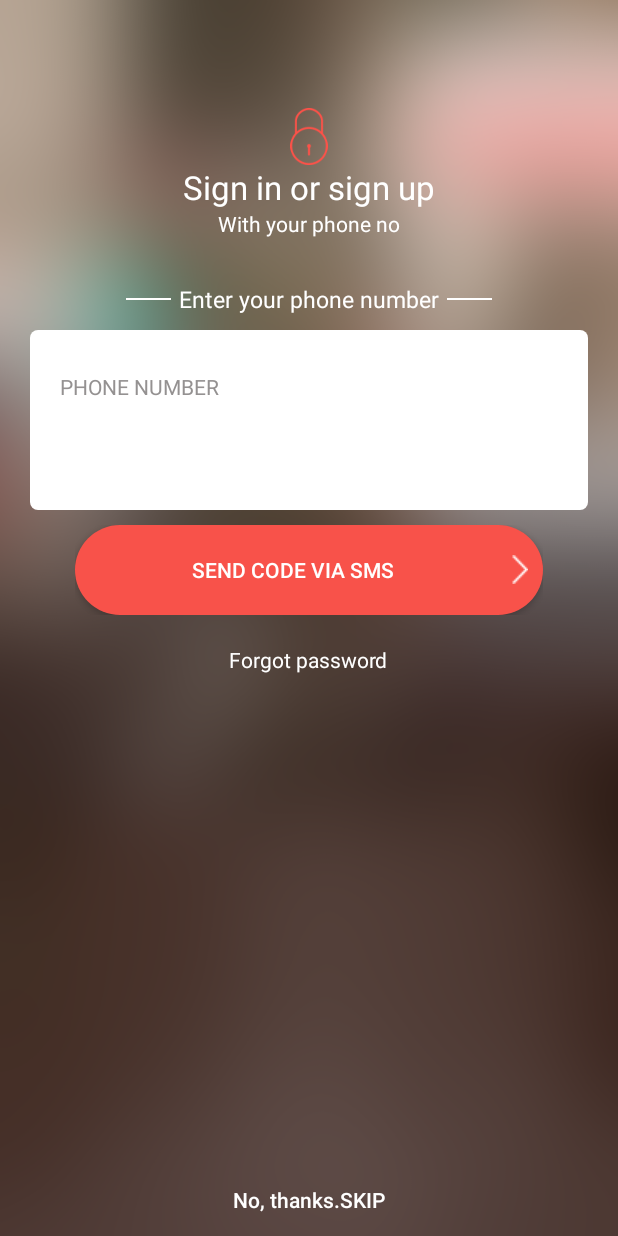
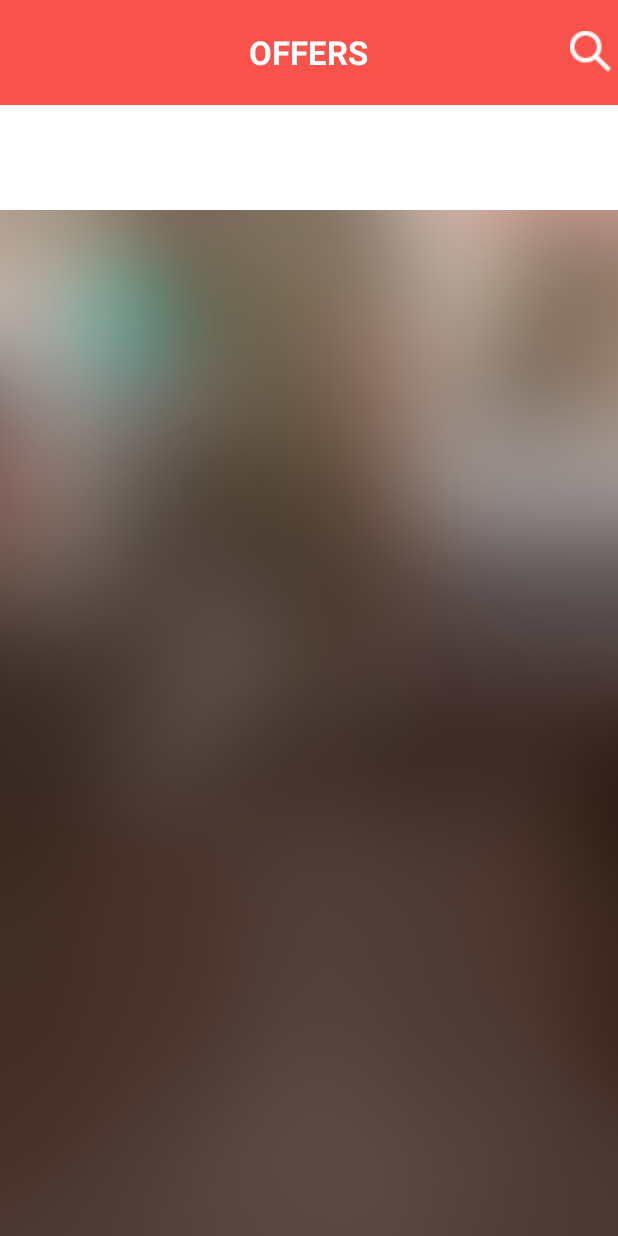
Before and after one commit to laurmihai/Demo, an Android app: the screen it shows after launch (MainLoginActivity before the commit, HomescreenActivity after it), after a tap on "No, thanks.SKIP", on a phone screen of 412 x 824 dp. Run offline under Robolectric (Android 15) with nearby library versions, the phone set to English and light mode, and no system bars.

Commit message:
Start of homescreen

```diff
--- a/app/build.gradle
+++ b/app/build.gradle
@@ -24,4 +24,7 @@ dependencies {
     testCompile 'junit:junit:4.12'
     compile 'com.android.support:appcompat-v7:24.0.0'
     compile 'com.android.support:design:24.0.0'
+    compile 'com.facebook.android:facebook-android-sdk:4.+'
+    compile 'com.android.support:support-v4:24.0.0'
+    compile 'junit:junit:4.12'
 }
--- /dev/null
+++ b/app/src/main/java/com/example/laurentiu/demoproject/HomescreenActivity.java
@@ -0,0 +1,50 @@
+package com.example.laurentiu.demoproject;
+
+import android.os.Bundle;
+import android.support.v7.app.AppCompatActivity;
+import android.view.View;
+import android.widget.Button;
+import android.widget.EditText;
+import android.widget.ScrollView;
+import android.widget.TextView;
+
+public class HomescreenActivity extends AppCompatActivity {
+
+    Button search;
+    ScrollView scroll;
+    EditText searchText;
+    TextView offer;
+    Boolean isSearchOn = false;
+
+    @Override
+    protected void onCreate(Bundle savedInstanceState) {
+        super.onCreate(savedInstanceState);
+        setContentView(R.layout.activity_homescreen);
+
+        getReferences();
+
+        search.setOnClickListener(new View.OnClickListener() {
+            @Override
+            public void onClick(View view) {
+                if(isSearchOn == false){
+                    offer.setVisibility(View.GONE);
+                    searchText.setVisibility(View.VISIBLE);
+                    isSearchOn = true;
+                }
+                else{
+                    offer.setVisibility(View.VISIBLE);
+                    searchText.setVisibility(View.GONE);
+                    isSearchOn = false;
+                    searchText.setText("");
+                }
+            }
+        });
+    }
+
+    protected void getReferences(){
+        search = (Button) findViewById(R.id.searchImage);
+        scroll = (ScrollView) findViewById(R.id.scrollHomescreen);
+        searchText = (EditText) findViewById(R.id.searchText);
+        offer = (TextView) findViewById(R.id.offer);
+    }
+}
--- a/app/src/main/java/com/example/laurentiu/demoproject/MainLoginActivity.java
+++ b/app/src/main/java/com/example/laurentiu/demoproject/MainLoginActivity.java
@@ -45,7 +45,7 @@ public class MainLoginActivity extends AppCompatActivity {
                     Toast.makeText(context, text, duration).show();
                 }
                 else{
-                    Cursor cursorNumber = db.getData(String.valueOf(sendText.getText()), getApplicationContext()) ;
+                    Cursor cursorNumber = db.getData(String.valueOf(sendText.getText())) ;
 
                     if( cursorNumber.getCount() < 1 ){
                         //Go to screen 3
@@ -72,7 +72,7 @@ public class MainLoginActivity extends AppCompatActivity {
             public void onClick(View view) {
                 Log.i("Click", "skip");
                 //Go to screen 4
-                //startActivity(new Intent(getApplicationContext(), MainPageACtivity.class));
+                startActivity(new Intent(getApplicationContext(), HomescreenActivity.class));
             }
         });
 
--- a/app/src/main/java/com/example/laurentiu/demoproject/data/DatabaseContract.java
+++ b/app/src/main/java/com/example/laurentiu/demoproject/data/DatabaseContract.java
@@ -20,8 +20,5 @@ public class DatabaseContract {
 
         public static final String COLUMN_EMAIL = "email";
 
-
-
-
     }
 }
--- /dev/null
+++ b/app/src/main/res/layout/activity_homescreen.xml
@@ -0,0 +1,60 @@
+<?xml version="1.0" encoding="utf-8"?>
+<RelativeLayout xmlns:android="http://schemas.android.com/apk/res/android"
+    xmlns:app="http://schemas.android.com/apk/res-auto"
+    xmlns:tools="http://schemas.android.com/tools"
+    android:layout_width="match_parent"
+    android:layout_height="match_parent"
+    android:fitsSystemWindows="true"
+    android:background="@drawable/background_login"
+    tools:context=".HomescreenActivity"
+    android:clickable="false">
+
+    <RelativeLayout
+        android:layout_width="match_parent"
+        android:layout_height="@dimen/enter_box"
+        android:id="@+id/top_bar">
+        <ImageView
+            android:id="@+id/appbar"
+            android:layout_width="match_parent"
+            android:layout_height="@dimen/enter_box"
+            android:background="@color/redColor">
+        </ImageView>
+        <Button
+            android:id="@+id/searchImage"
+            android:layout_width="32dp"
+            android:layout_height="32dp"
+            android:layout_alignEnd="@+id/appbar"
+            android:layout_centerVertical="true"
+            android:background="@color/transparent"
+            android:drawableStart="@drawable/search_icon"
+            android:paddingRight="@dimen/margins_sides"/>
+        <TextView
+            android:id="@+id/offer"
+            android:layout_width="wrap_content"
+            android:layout_height="wrap_content"
+            android:text="@string/title_activity_homescreen"
+            android:textSize="22sp"
+            android:textStyle="bold"
+            android:textColor="@color/white"
+            android:layout_centerInParent="true"/>
+        <EditText
+            android:id="@+id/searchText"
+            android:layout_width="match_parent"
+            android:layout_height="wrap_content"
+            android:layout_toLeftOf="@+id/searchImage"
+            android:layout_centerVertical="true"
+            android:visibility="gone"
+            android:background="@color/transparent"
+            android:paddingLeft="@dimen/enter_box"/>
+    </RelativeLayout>
+
+    <ScrollView
+        android:id="@+id/scrollHomescreen"
+        android:layout_width="match_parent"
+        android:layout_height="@dimen/enter_box"
+        android:layout_below="@id/top_bar"
+        android:background="@color/white"
+        android:scrollbarAlwaysDrawHorizontalTrack="true">
+    </ScrollView>
+
+</RelativeLayout>
--- /dev/null
+++ b/app/src/main/res/values-v21/styles.xml
@@ -0,0 +1 @@
+<resources></resources>
--- a/app/src/main/res/values/colors.xml
+++ b/app/src/main/res/values/colors.xml
@@ -7,4 +7,5 @@
     <color name="transparent">#00FFFFFF</color>
     <color name="greyColor">#949191</color>
     <color name="blackColor">#080808</color>
+    <color name="redColor">#F8524A</color>
 </resources>
--- a/app/src/main/res/values/dimens.xml
+++ b/app/src/main/res/values/dimens.xml
@@ -5,5 +5,6 @@
     <dimen name="input_fields_margins">20dp</dimen>
     <dimen name="margins_sides">5dp</dimen>
     <dimen name="enter_box">70dp</dimen>
+    <dimen name="fab_margin">16dp</dimen>
 
 </resources>
--- a/app/src/main/res/values/styles.xml
+++ b/app/src/main/res/values/styles.xml
@@ -8,4 +8,8 @@
         <item name="colorAccent">@color/colorAccent</item>
     </style>
 
+    <style name="AppBarOverlay" parent="ThemeOverlay.AppCompat.Dark.ActionBar" />
+
+    <style name="PopupOverlay" parent="ThemeOverlay.AppCompat.Light" />
+
 </resources>
```
Also changed, not shown: app/src/main/AndroidManifest.xml (+15 -1 lines), app/src/main/java/com/example/laurentiu/demoproject/LoginActivity.java (+10 -5 lines), app/src/main/java/com/example/laurentiu/demoproject/RegisterActivity.java (+109 -1 lines), app/src/main/java/com/example/laurentiu/demoproject/data/PhoneDatabase.java (+2 -13 lines), app/src/main/res/layout/activity_profile.xml (+7 -0 lines), app/src/main/res/values/strings.xml (+3 -7 lines), app/src/main/res/drawable/search_icon.png (added).
